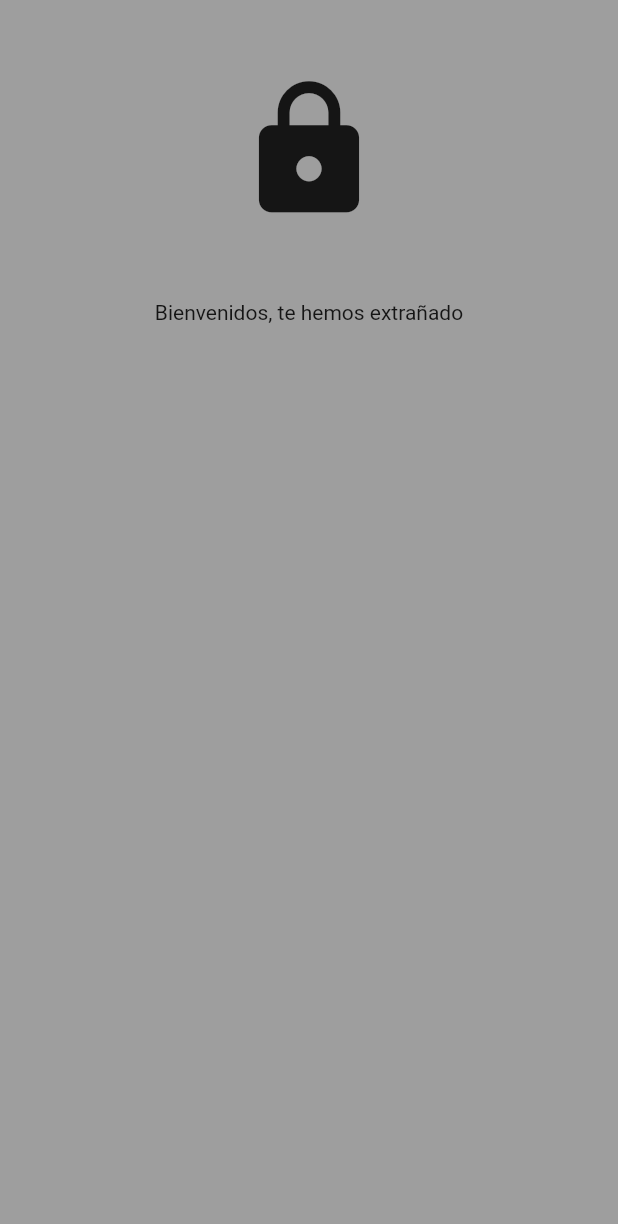
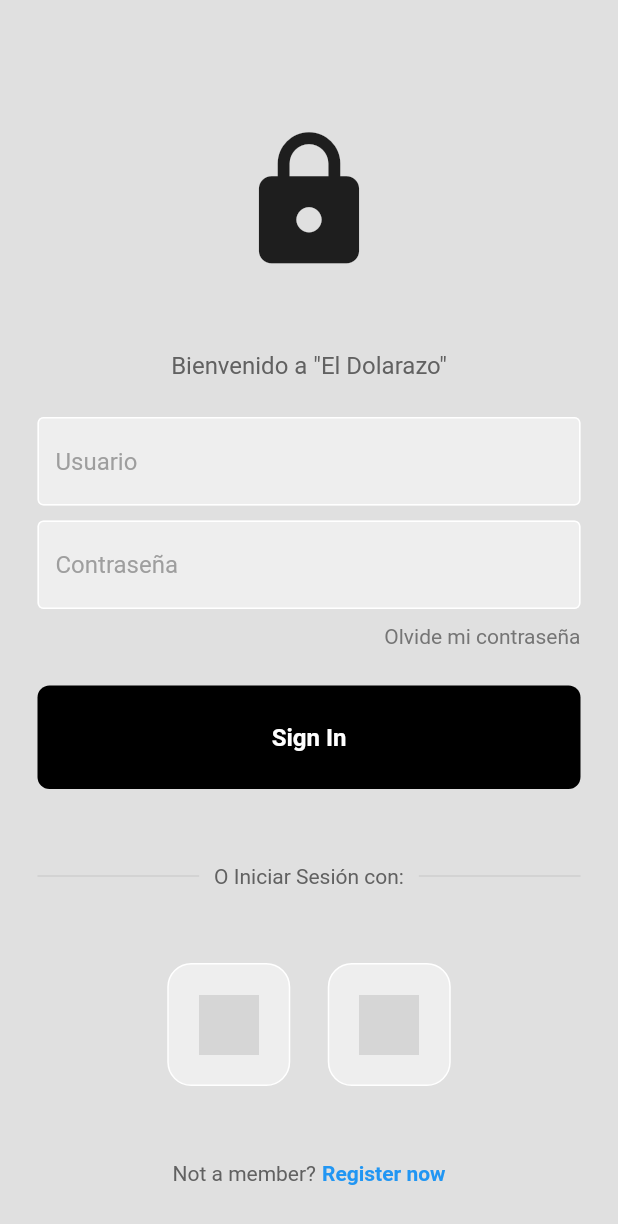
Before and after one commit to JorgeArmas17/ElDolarazo, a Flutter app: the screen it shows after launch, after a tap on "Ir a Inicio de Sesión", on a phone screen of 412 x 824 dp. Shown: the top 1224 px of the screen. Run offline on Flutter 3.47's test engine with Material 2 defaults, Android fonts, the phone set to English and light mode, and no system bars; grey boxes are pictures that could not be loaded.

Commit message:
Campos de entrada

```diff
--- /dev/null
+++ b/lib/components/my_button.dart
@@ -0,0 +1,32 @@
+import 'package:flutter/material.dart';
+
+class MyButton extends StatelessWidget {
+  final Function()? onTap;
+
+  const MyButton({super.key, required this.onTap});
+
+  @override
+  Widget build(BuildContext context) {
+    return GestureDetector(
+      onTap: onTap,
+      child: Container(
+        padding: const EdgeInsets.all(25),
+        margin: const EdgeInsets.symmetric(horizontal: 25),
+        decoration: BoxDecoration(
+          color: Colors.black,
+          borderRadius: BorderRadius.circular(8),
+        ),
+        child: const Center(
+          child: Text(
+            "Sign In",
+            style: TextStyle(
+              color: Colors.white,
+              fontWeight: FontWeight.bold,
+              fontSize: 16,
+            ),
+          ),
+        ),
+      ),
+    );
+  }
+}
--- /dev/null
+++ b/lib/components/my_textfield.dart
@@ -0,0 +1,36 @@
+import 'package:flutter/material.dart';
+
+class MyTextField extends StatelessWidget {
+  final controller;
+  final String hintText;
+  final bool obscureText;
+
+  const MyTextField({
+    super.key,
+    required this.controller,
+    required this.hintText,
+    required this.obscureText,
+  });
+
+  @override
+  Widget build(BuildContext context) {
+    return Padding(
+      padding: const EdgeInsets.symmetric(horizontal: 25.0),
+      child: TextField(
+        controller: controller,
+        obscureText: obscureText,
+        decoration: InputDecoration(
+            enabledBorder: const OutlineInputBorder(
+              borderSide: BorderSide(color: Colors.white),
+            ),
+            focusedBorder: OutlineInputBorder(
+              borderSide: BorderSide(color: Colors.grey.shade400),
+            ),
+            fillColor: Colors.grey.shade200,
+            filled: true,
+            hintText: hintText,
+            hintStyle: TextStyle(color: Colors.grey[500])),
+      ),
+    );
+  }
+}
--- /dev/null
+++ b/lib/components/square_tile.dart
@@ -0,0 +1,25 @@
+import 'package:flutter/material.dart';
+
+class SquareTile extends StatelessWidget {
+  final String imagePath;
+  const SquareTile({
+    super.key,
+    required this.imagePath,
+  });
+
+  @override
+  Widget build(BuildContext context) {
+    return Container(
+      padding: EdgeInsets.all(20),
+      decoration: BoxDecoration(
+        border: Border.all(color: Colors.white),
+        borderRadius: BorderRadius.circular(16),
+        color: Colors.grey[200],
+      ),
+      child: Image.asset(
+        imagePath,
+        height: 40,
+      ),
+    );
+  }
+}
--- a/lib/main.dart
+++ b/lib/main.dart
@@ -7,7 +7,7 @@
   @override
   Widget build(BuildContext context) {
     return MaterialApp(
-      title: 'Mi App',
+      title: 'Dolarazo',
       theme: ThemeData(
         primarySwatch: Colors.blue,
       ),
--- a/lib/pages/login_page.dart
+++ b/lib/pages/login_page.dart
@@ -1,30 +1,153 @@
 import 'package:flutter/material.dart';
+import 'package:el_dolarazo/components/my_button.dart';
+import 'package:el_dolarazo/components/my_textfield.dart';
+import 'package:el_dolarazo/components/square_tile.dart';
 
 class LoginPage extends StatelessWidget {
+  LoginPage({super.key});
+
+  // text editing controllers
+  final usernameController = TextEditingController();
+  final passwordController = TextEditingController();
+
+  // sign user in method
+  void signUserIn() {}
+
   @override
   Widget build(BuildContext context) {
     return Scaffold(
-      backgroundColor: Colors.grey,
+      backgroundColor: Colors.grey[300],
       body: SafeArea(
         child: Center(
-          child: const Column(
+          child: Column(
+            mainAxisAlignment: MainAxisAlignment.center,
             children: [
-              SizedBox(height: 50),
+              const SizedBox(height: 50),
 
-              //logo
-              Icon(
+              // logo
+              const Icon(
                 Icons.lock,
                 size: 100,
               ),
 
-              SizedBox(height: 50),
+              const SizedBox(height: 50),
 
-              //Welcome back,
-              Text('Bienvenidos, te hemos extrañado'),
+              // welcome back, you've been missed!
+              Text(
+                'Bienvenido a "El Dolarazo"',
+                style: TextStyle(
+                  color: Colors.grey[700],
+                  fontSize: 16,
+                ),
+              ),
 
-              //username textfiedl
+              const SizedBox(height: 25),
 
-              //AÑADIR tus demas campos
+              // username textfield
+              MyTextField(
+                controller: usernameController,
+                hintText: 'Usuario',
+                obscureText: false,
+              ),
+
+              const SizedBox(height: 10),
+
+              // password textfield
+              MyTextField(
+                controller: passwordController,
+                hintText: 'Contraseña',
+                obscureText: true,
+              ),
+
+              const SizedBox(height: 10),
+
+              // forgot password?
+              Padding(
+                padding: const EdgeInsets.symmetric(horizontal: 25.0),
+                child: Row(
+                  mainAxisAlignment: MainAxisAlignment.end,
+                  children: [
+                    Text(
+                      'Olvide mi contraseña',
+                      style: TextStyle(color: Colors.grey[600]),
+                    ),
+                  ],
+                ),
+              ),
+
+              const SizedBox(height: 25),
+
+              // sign in button
+              MyButton(
+                onTap: signUserIn,
+              ),
+
+              const SizedBox(height: 50),
+
+              // or continue with
+              Padding(
+                padding: const EdgeInsets.symmetric(horizontal: 25.0),
+                child: Row(
+                  children: [
+                    Expanded(
+                      child: Divider(
+                        thickness: 0.5,
+                        color: Colors.grey[400],
+                      ),
+                    ),
+                    Padding(
+                      padding: const EdgeInsets.symmetric(horizontal: 10.0),
+                      child: Text(
+                        'O Iniciar Sesión con:',
+                        style: TextStyle(color: Colors.grey[700]),
+                      ),
+                    ),
+                    Expanded(
+                      child: Divider(
+                        thickness: 0.5,
+                        color: Colors.grey[400],
+                      ),
+                    ),
+                  ],
+                ),
+              ),
+
+              const SizedBox(height: 50),
+
+
+              const Row(
+                mainAxisAlignment: MainAxisAlignment.center,
+                children:  [
+                  // google button
+                  SquareTile(imagePath: 'lib/images/google.png'),
+
+                  SizedBox(width: 25),
+
+                  // apple button
+                  SquareTile(imagePath: 'lib/images/facebook.png')
+                ],
+              ),
+
+              const SizedBox(height: 50),
+
+              // not a member? register now
+              Row(
+                mainAxisAlignment: MainAxisAlignment.center,
+                children: [
+                  Text(
+                    'Not a member?',
+                    style: TextStyle(color: Colors.grey[700]),
+                  ),
+                  const SizedBox(width: 4),
+                  const Text(
+                    'Register now',
+                    style: TextStyle(
+                      color: Colors.blue,
+                      fontWeight: FontWeight.bold,
+                    ),
+                  ),
+                ],
+              )
             ],
           ),
         ),
--- a/pubspec.yaml
+++ b/pubspec.yaml
@@ -88,3 +88,6 @@
   #
   # For details regarding fonts from package dependencies,
   # see https://flutter.dev/custom-fonts/#from-packages
+ assets:
+    - lib/images/
+    - lib/images/
```
Also changed, not shown: lib/images/facebook.png (added), lib/images/google.png (added), pubspec.lock, 1 other file.
